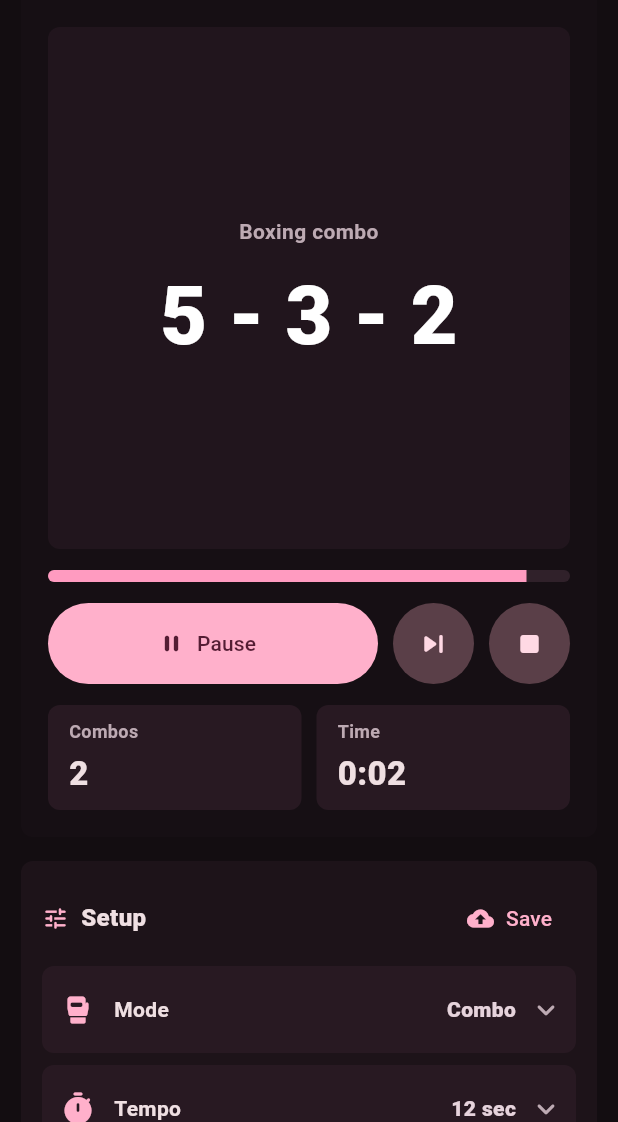
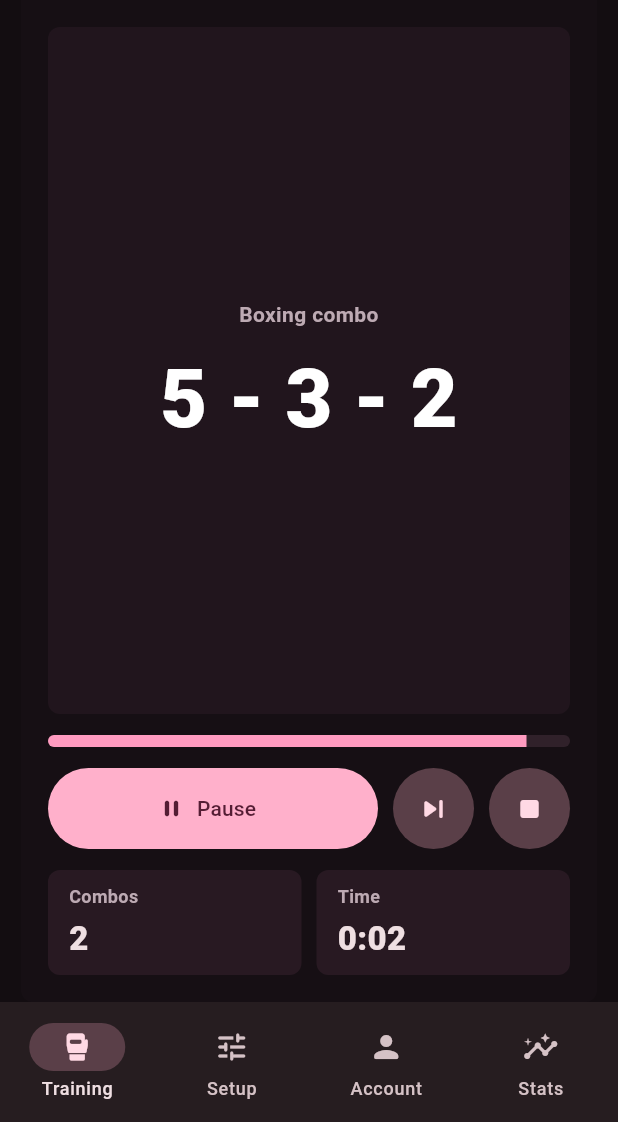
Before and after one commit to Luksaaa/Boxgen, a Flutter app: the screen it shows after launch, after a tap on "Start", after a tap on the "skip next" icon, on a phone screen of 412 x 824 dp, the part 114-1236 px from its top. Run offline on Flutter 3.47's test engine with Material 3 defaults, Android fonts, the phone set to English and light mode, and no system bars; Roboto replaces fonts that are missing (Arial).

Commit message:
Split training controls into tabbed navigation

```diff
--- a/lib/features/training/boxing_home_page.dart
+++ b/lib/features/training/boxing_home_page.dart
@@ -6,7 +6,9 @@ import '../../models/defense_cue_set.dart';
 import '../../models/generated_drill.dart';
 import '../../models/training_mode.dart';
 import '../../services/boxing_combo_generator.dart';
-import 'widgets/control_panel.dart';
+import 'widgets/account_panel.dart';
+import 'widgets/setup_panel.dart';
+import 'widgets/stats_panel.dart';
 import 'widgets/training_panel.dart';
 import 'widgets/training_selector.dart';
 
@@ -35,6 +37,7 @@ class _BoxingHomePageState extends State<BoxingHomePage> {
   bool _voiceEnabled = false;
   bool _isSignedIn = false;
   String _displayName = 'Account';
+  int _selectedTab = 0;
   GeneratedDrill _currentDrill = GeneratedDrill.empty();
   final List<GeneratedDrill> _history = [];
   int _generatedCount = 0;
@@ -280,12 +283,44 @@ class _BoxingHomePageState extends State<BoxingHomePage> {
 
   @override
   Widget build(BuildContext context) {
+    final pages = [
+      _buildTrainingPage(),
+      _buildSetupPage(),
+      _buildAccountPage(),
+      _buildStatsPage(),
+    ];
+
     return Scaffold(
       body: SafeArea(
-        child: LayoutBuilder(
-          builder: (context, constraints) {
-            final wide = constraints.maxWidth >= 880;
-            final trainingPanel = TrainingPanel(
+        child: Padding(
+          padding: const EdgeInsets.fromLTRB(14, 14, 14, 0),
+          child: IndexedStack(index: _selectedTab, children: pages),
+        ),
+      ),
+      bottomNavigationBar: NavigationBar(
+        selectedIndex: _selectedTab,
+        onDestinationSelected: (index) => setState(() => _selectedTab = index),
+        destinations: const [
+          NavigationDestination(
+            icon: Icon(Icons.sports_mma_rounded),
+            label: 'Training',
+          ),
+          NavigationDestination(icon: Icon(Icons.tune_rounded), label: 'Setup'),
+          NavigationDestination(
+            icon: Icon(Icons.person_rounded),
+            label: 'Account',
+          ),
+          NavigationDestination(
+            icon: Icon(Icons.insights_rounded),
+            label: 'Stats',
+          ),
+        ],
+      ),
+    );
+  }
+
+  Widget _buildTrainingPage() {
+    return TrainingPanel(
       currentDrill: _currentDrill,
       mode: _mode,
       refreshSeconds: _refreshSeconds,
@@ -299,7 +334,10 @@ class _BoxingHomePageState extends State<BoxingHomePage> {
       onNext: _generateNext,
       onStop: _stopTraining,
     );
-            final controlPanel = ControlPanel(
+  }
+
+  Widget _buildSetupPage() {
+    return SetupPanel(
       mode: _mode,
       cueSet: _cueSet,
       refreshSeconds: _refreshSeconds,
@@ -307,49 +345,32 @@ class _BoxingHomePageState extends State<BoxingHomePage> {
       comboMaxLength: _comboMaxLength,
       soundEnabled: _soundEnabled,
       voiceEnabled: _voiceEnabled,
-              isSignedIn: _isSignedIn,
-              displayName: _displayName,
-              emailController: _emailController,
-              passwordController: _passwordController,
-              generatedCount: _generatedCount,
-              sessionSeconds: _sessionSeconds,
-              pauseCount: _pauseCount,
-              history: _history,
       onModeTap: _openModeSelector,
       onTempoTap: _openTempoSelector,
       onLengthTap: _openLengthSelector,
       onCueTap: _openCueSelector,
       onSoundChanged: (value) => setState(() => _soundEnabled = value),
       onVoiceChanged: (value) => setState(() => _voiceEnabled = value),
-              onAuthPressed: _toggleSignedIn,
       onSavePressed: _saveForAccount,
-            );
-
-            if (wide) {
-              return Padding(
-                padding: const EdgeInsets.all(18),
-                child: Row(
-                  crossAxisAlignment: CrossAxisAlignment.stretch,
-                  children: [
-                    Expanded(flex: 7, child: trainingPanel),
-                    const SizedBox(width: 16),
-                    Expanded(flex: 4, child: controlPanel),
-                  ],
-                ),
     );
   }
 
-            return ListView(
-              padding: const EdgeInsets.all(14),
-              children: [
-                SizedBox(height: 620, child: trainingPanel),
-                const SizedBox(height: 16),
-                SizedBox(height: 760, child: controlPanel),
-              ],
+  Widget _buildAccountPage() {
+    return AccountPanel(
+      isSignedIn: _isSignedIn,
+      displayName: _displayName,
+      emailController: _emailController,
+      passwordController: _passwordController,
+      onAuthPressed: _toggleSignedIn,
     );
-          },
-        ),
-      ),
+  }
+
+  Widget _buildStatsPage() {
+    return StatsPanel(
+      generatedCount: _generatedCount,
+      sessionSeconds: _sessionSeconds,
+      pauseCount: _pauseCount,
+      history: _history,
     );
   }
 }
--- /dev/null
+++ b/lib/features/training/widgets/account_panel.dart
@@ -0,0 +1,61 @@
+import 'package:flutter/material.dart';
+
+import 'auth_box.dart';
+import 'training_controls.dart';
+
+class AccountPanel extends StatelessWidget {
+  const AccountPanel({
+    super.key,
+    required this.isSignedIn,
+    required this.displayName,
+    required this.emailController,
+    required this.passwordController,
+    required this.onAuthPressed,
+  });
+
+  final bool isSignedIn;
+  final String displayName;
+  final TextEditingController emailController;
+  final TextEditingController passwordController;
+  final VoidCallback onAuthPressed;
+
+  @override
+  Widget build(BuildContext context) {
+    return DecoratedBox(
+      decoration: const BoxDecoration(
+        color: Color(0xFF1D1319),
+        borderRadius: BorderRadius.all(Radius.circular(8)),
+      ),
+      child: ListView(
+        padding: const EdgeInsets.all(16),
+        children: [
+          const SectionTitle(icon: Icons.person_rounded, title: 'Account'),
+          const SizedBox(height: 12),
+          AuthBox(
+            isSignedIn: isSignedIn,
+            displayName: displayName,
+            emailController: emailController,
+            passwordController: passwordController,
+            onAuthPressed: onAuthPressed,
+          ),
+          const SizedBox(height: 14),
+          Container(
+            padding: const EdgeInsets.all(14),
+            decoration: const BoxDecoration(
+              color: Color(0xFF281922),
+              borderRadius: BorderRadius.all(Radius.circular(8)),
+            ),
+            child: const Text(
+              'Saving settings, custom cues, and training stats requires login.',
+              style: TextStyle(
+                color: Color(0xFFBDAAB3),
+                fontWeight: FontWeight.w700,
+                height: 1.35,
+              ),
+            ),
+          ),
+        ],
+      ),
+    );
+  }
+}
--- a/lib/features/training/widgets/control_panel.dart
+++ /dev/null
@@ -1,210 +0,0 @@
-import 'package:flutter/material.dart';
-
-import '../../../models/defense_cue_set.dart';
-import '../../../models/generated_drill.dart';
-import '../../../models/training_mode.dart';
-import '../../../utils/format_duration.dart';
-import 'auth_box.dart';
-import 'training_controls.dart';
-
-class ControlPanel extends StatelessWidget {
-  const ControlPanel({
-    super.key,
-    required this.mode,
-    required this.cueSet,
-    required this.refreshSeconds,
-    required this.comboMinLength,
-    required this.comboMaxLength,
-    required this.soundEnabled,
-    required this.voiceEnabled,
-    required this.isSignedIn,
-    required this.displayName,
-    required this.emailController,
-    required this.passwordController,
-    required this.generatedCount,
-    required this.sessionSeconds,
-    required this.pauseCount,
-    required this.history,
-    required this.onModeTap,
-    required this.onTempoTap,
-    required this.onLengthTap,
-    required this.onCueTap,
-    required this.onSoundChanged,
-    required this.onVoiceChanged,
-    required this.onAuthPressed,
-    required this.onSavePressed,
-  });
-
-  final TrainingMode mode;
-  final DefenseCueSet cueSet;
-  final int refreshSeconds;
-  final int comboMinLength;
-  final int comboMaxLength;
-  final bool soundEnabled;
-  final bool voiceEnabled;
-  final bool isSignedIn;
-  final String displayName;
-  final TextEditingController emailController;
-  final TextEditingController passwordController;
-  final int generatedCount;
-  final int sessionSeconds;
-  final int pauseCount;
-  final List<GeneratedDrill> history;
-  final VoidCallback onModeTap;
-  final VoidCallback onTempoTap;
-  final VoidCallback onLengthTap;
-  final VoidCallback onCueTap;
-  final ValueChanged<bool> onSoundChanged;
-  final ValueChanged<bool> onVoiceChanged;
-  final VoidCallback onAuthPressed;
-  final VoidCallback onSavePressed;
-
-  @override
-  Widget build(BuildContext context) {
-    return DecoratedBox(
-      decoration: const BoxDecoration(
-        color: Color(0xFF1D1319),
-        borderRadius: BorderRadius.all(Radius.circular(8)),
-      ),
-      child: ListView(
-        padding: const EdgeInsets.all(14),
-        children: [
-          SectionTitle(
-            icon: Icons.tune_rounded,
-            title: 'Setup',
-            action: TextButton.icon(
-              onPressed: onSavePressed,
-              icon: const Icon(Icons.cloud_upload_rounded, size: 18),
-              label: const Text('Save'),
-            ),
-          ),
-          const SizedBox(height: 8),
-          SelectorRow(
-            icon: mode.icon,
-            label: 'Mode',
-            value: mode.label,
-            onTap: onModeTap,
-          ),
-          SelectorRow(
-            icon: Icons.timer_rounded,
-            label: 'Tempo',
-            value: '$refreshSeconds sec',
-            onTap: onTempoTap,
-          ),
-          SelectorRow(
-            icon: Icons.format_list_numbered_rounded,
-            label: 'Length',
-            value: '$comboMinLength-$comboMaxLength',
-            onTap: onLengthTap,
-          ),
-          SelectorRow(
-            icon: Icons.shield_rounded,
-            label: 'Defense',
-            value: cueSet.label,
-            onTap: onCueTap,
-          ),
-          const SizedBox(height: 10),
-          SwitchRow(
-            icon: Icons.volume_up_rounded,
-            label: 'Sound',
-            value: soundEnabled,
-            onChanged: onSoundChanged,
-          ),
-          SwitchRow(
-            icon: Icons.record_voice_over_rounded,
-            label: 'Voice',
-            value: voiceEnabled,
-            onChanged: onVoiceChanged,
-          ),
-          const SizedBox(height: 18),
-          const SectionTitle(icon: Icons.person_rounded, title: 'Login'),
-          const SizedBox(height: 8),
-          AuthBox(
-            isSignedIn: isSignedIn,
-            displayName: displayName,
-            emailController: emailController,
-            passwordController: passwordController,
-            onAuthPressed: onAuthPressed,
-          ),
-          const SizedBox(height: 18),
-          const SectionTitle(icon: Icons.insights_rounded, title: 'Session'),
-          const SizedBox(height: 8),
-          Row(
-            children: [
-              Expanded(
-                child: MetricTile(label: 'Generated', value: '$generatedCount'),
-              ),
-              const SizedBox(width: 10),
-              Expanded(
-                child: MetricTile(label: 'Pauses', value: '$pauseCount'),
-              ),
-            ],
-          ),
-          const SizedBox(height: 10),
-          MetricTile(
-            label: 'Training time',
-            value: formatDuration(sessionSeconds),
-          ),
-          const SizedBox(height: 18),
-          const SectionTitle(icon: Icons.history_rounded, title: 'History'),
-          const SizedBox(height: 8),
-          if (history.isEmpty)
-            const _EmptyHistory()
-          else
-            ...history.map((drill) => _HistoryRow(drill: drill)),
-        ],
-      ),
-    );
-  }
-}
-
-class _HistoryRow extends StatelessWidget {
-  const _HistoryRow({required this.drill});
-
-  final GeneratedDrill drill;
-
-  @override
-  Widget build(BuildContext context) {
-    return Container(
-      margin: const EdgeInsets.only(bottom: 8),
-      padding: const EdgeInsets.all(12),
-      decoration: const BoxDecoration(
-        color: Color(0xFF281922),
-        borderRadius: BorderRadius.all(Radius.circular(8)),
-      ),
-      child: Row(
-        children: [
-          const Icon(Icons.sports_mma_rounded, color: Color(0xFFFFB0CB)),
-          const SizedBox(width: 10),
-          Expanded(
-            child: Text(
-              drill.display,
-              maxLines: 2,
-              overflow: TextOverflow.ellipsis,
-              style: const TextStyle(fontWeight: FontWeight.w800),
-            ),
-          ),
-        ],
-      ),
-    );
-  }
-}
-
-class _EmptyHistory extends StatelessWidget {
-  const _EmptyHistory();
-
-  @override
-  Widget build(BuildContext context) {
-    return Container(
-      padding: const EdgeInsets.all(14),
-      decoration: const BoxDecoration(
-        color: Color(0xFF281922),
-        borderRadius: BorderRadius.all(Radius.circular(8)),
-      ),
-      child: const Text(
-        'History appears after the next generated combo.',
-        style: TextStyle(color: Color(0xFFBDAAB3), fontWeight: FontWeight.w700),
-      ),
-    );
-  }
-}
--- /dev/null
+++ b/lib/features/training/widgets/setup_panel.dart
@@ -0,0 +1,115 @@
+import 'package:flutter/material.dart';
+
+import '../../../models/defense_cue_set.dart';
+import '../../../models/training_mode.dart';
+import 'training_controls.dart';
+
+class SetupPanel extends StatelessWidget {
+  const SetupPanel({
+    super.key,
+    required this.mode,
+    required this.cueSet,
+    required this.refreshSeconds,
+    required this.comboMinLength,
+    required this.comboMaxLength,
+    required this.soundEnabled,
+    required this.voiceEnabled,
+    required this.onModeTap,
+    required this.onTempoTap,
+    required this.onLengthTap,
+    required this.onCueTap,
+    required this.onSoundChanged,
+    required this.onVoiceChanged,
+    required this.onSavePressed,
+  });
+
+  final TrainingMode mode;
+  final DefenseCueSet cueSet;
+  final int refreshSeconds;
+  final int comboMinLength;
+  final int comboMaxLength;
+  final bool soundEnabled;
+  final bool voiceEnabled;
+  final VoidCallback onModeTap;
+  final VoidCallback onTempoTap;
+  final VoidCallback onLengthTap;
+  final VoidCallback onCueTap;
+  final ValueChanged<bool> onSoundChanged;
+  final ValueChanged<bool> onVoiceChanged;
+  final VoidCallback onSavePressed;
+
+  @override
+  Widget build(BuildContext context) {
+    return _TabSurface(
+      child: ListView(
+        padding: const EdgeInsets.all(16),
+        children: [
+          SectionTitle(
+            icon: Icons.tune_rounded,
+            title: 'Setup',
+            action: TextButton.icon(
+              onPressed: onSavePressed,
+              icon: const Icon(Icons.cloud_upload_rounded, size: 18),
+              label: const Text('Save'),
+            ),
+          ),
+          const SizedBox(height: 12),
+          SelectorRow(
+            icon: mode.icon,
+            label: 'Mode',
+            value: mode.label,
+            onTap: onModeTap,
+          ),
+          SelectorRow(
+            icon: Icons.timer_rounded,
+            label: 'Tempo',
+            value: '$refreshSeconds sec',
+            onTap: onTempoTap,
+          ),
+          SelectorRow(
+            icon: Icons.format_list_numbered_rounded,
+            label: 'Length',
+            value: '$comboMinLength-$comboMaxLength',
+            onTap: onLengthTap,
+          ),
+          SelectorRow(
+            icon: Icons.shield_rounded,
+            label: 'Defense',
+            value: cueSet.label,
+            onTap: onCueTap,
+          ),
+          const SizedBox(height: 10),
+          SwitchRow(
+            icon: Icons.volume_up_rounded,
+            label: 'Sound',
+            value: soundEnabled,
+            onChanged: onSoundChanged,
+          ),
+          SwitchRow(
+            icon: Icons.record_voice_over_rounded,
+            label: 'Voice',
+            value: voiceEnabled,
+            onChanged: onVoiceChanged,
+          ),
+        ],
+      ),
+    );
+  }
+}
+
+class _TabSurface extends StatelessWidget {
+  const _TabSurface({required this.child});
+
+  final Widget child;
+
+  @override
+  Widget build(BuildContext context) {
+    return DecoratedBox(
+      decoration: const BoxDecoration(
+        color: Color(0xFF1D1319),
+        borderRadius: BorderRadius.all(Radius.circular(8)),
+      ),
+      child: child,
+    );
+  }
+}
--- /dev/null
+++ b/lib/features/training/widgets/stats_panel.dart
@@ -0,0 +1,111 @@
+import 'package:flutter/material.dart';
+
+import '../../../models/generated_drill.dart';
+import '../../../utils/format_duration.dart';
+import 'training_controls.dart';
+
+class StatsPanel extends StatelessWidget {
+  const StatsPanel({
+    super.key,
+    required this.generatedCount,
+    required this.sessionSeconds,
+    required this.pauseCount,
+    required this.history,
+  });
+
+  final int generatedCount;
+  final int sessionSeconds;
+  final int pauseCount;
+  final List<GeneratedDrill> history;
+
+  @override
+  Widget build(BuildContext context) {
+    return DecoratedBox(
+      decoration: const BoxDecoration(
+        color: Color(0xFF1D1319),
+        borderRadius: BorderRadius.all(Radius.circular(8)),
+      ),
+      child: ListView(
+        padding: const EdgeInsets.all(16),
+        children: [
+          const SectionTitle(icon: Icons.insights_rounded, title: 'Session'),
+          const SizedBox(height: 12),
+          Row(
+            children: [
+              Expanded(
+                child: MetricTile(label: 'Generated', value: '$generatedCount'),
+              ),
+              const SizedBox(width: 10),
+              Expanded(
+                child: MetricTile(label: 'Pauses', value: '$pauseCount'),
+              ),
+            ],
+          ),
+          const SizedBox(height: 10),
+          MetricTile(
+            label: 'Training time',
+            value: formatDuration(sessionSeconds),
+          ),
+          const SizedBox(height: 20),
+          const SectionTitle(icon: Icons.history_rounded, title: 'History'),
+          const SizedBox(height: 12),
+          if (history.isEmpty)
+            const _EmptyHistory()
+          else
+            ...history.map((drill) => _HistoryRow(drill: drill)),
+        ],
+      ),
+    );
+  }
+}
+
+class _HistoryRow extends StatelessWidget {
+  const _HistoryRow({required this.drill});
+
+  final GeneratedDrill drill;
+
+  @override
+  Widget build(BuildContext context) {
+    return Container(
+      margin: const EdgeInsets.only(bottom: 8),
+      padding: const EdgeInsets.all(12),
+      decoration: const BoxDecoration(
+        color: Color(0xFF281922),
+        borderRadius: BorderRadius.all(Radius.circular(8)),
+      ),
+      child: Row(
+        children: [
+          const Icon(Icons.sports_mma_rounded, color: Color(0xFFFFB0CB)),
+          const SizedBox(width: 10),
+          Expanded(
+            child: Text(
+              drill.display,
+              maxLines: 2,
+              overflow: TextOverflow.ellipsis,
+              style: const TextStyle(fontWeight: FontWeight.w800),
+            ),
+          ),
+        ],
+      ),
+    );
+  }
+}
+
+class _EmptyHistory extends StatelessWidget {
+  const _EmptyHistory();
+
+  @override
+  Widget build(BuildContext context) {
+    return Container(
+      padding: const EdgeInsets.all(14),
+      decoration: const BoxDecoration(
+        color: Color(0xFF281922),
+        borderRadius: BorderRadius.all(Radius.circular(8)),
+      ),
+      child: const Text(
+        'History appears after the next generated combo.',
+        style: TextStyle(color: Color(0xFFBDAAB3), fontWeight: FontWeight.w700),
+      ),
+    );
+  }
+}
```
Also changed, not shown: 1 other file. Lines whose indentation alone changed are shown as unchanged.
